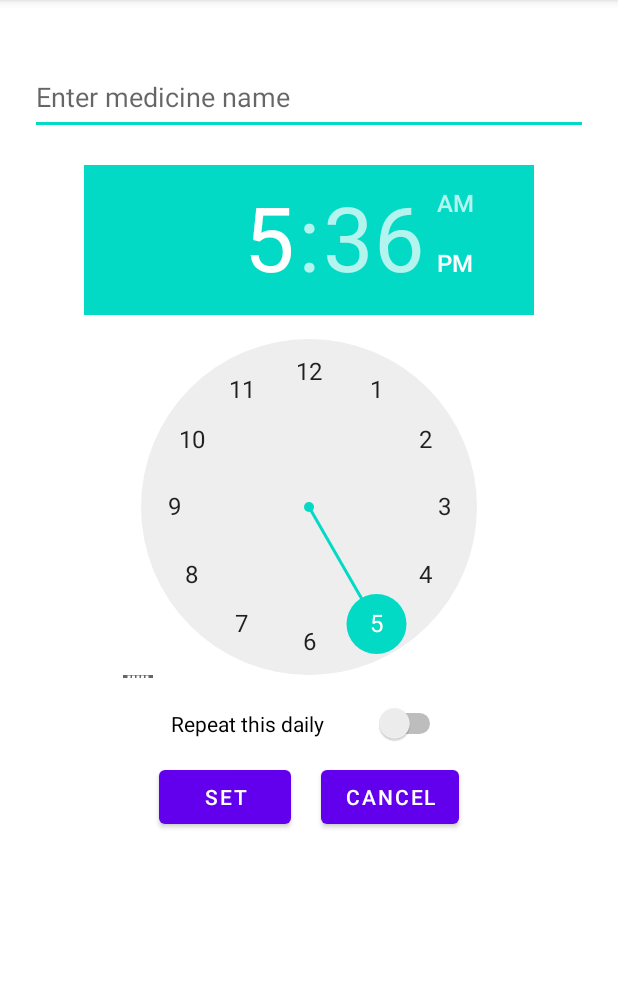
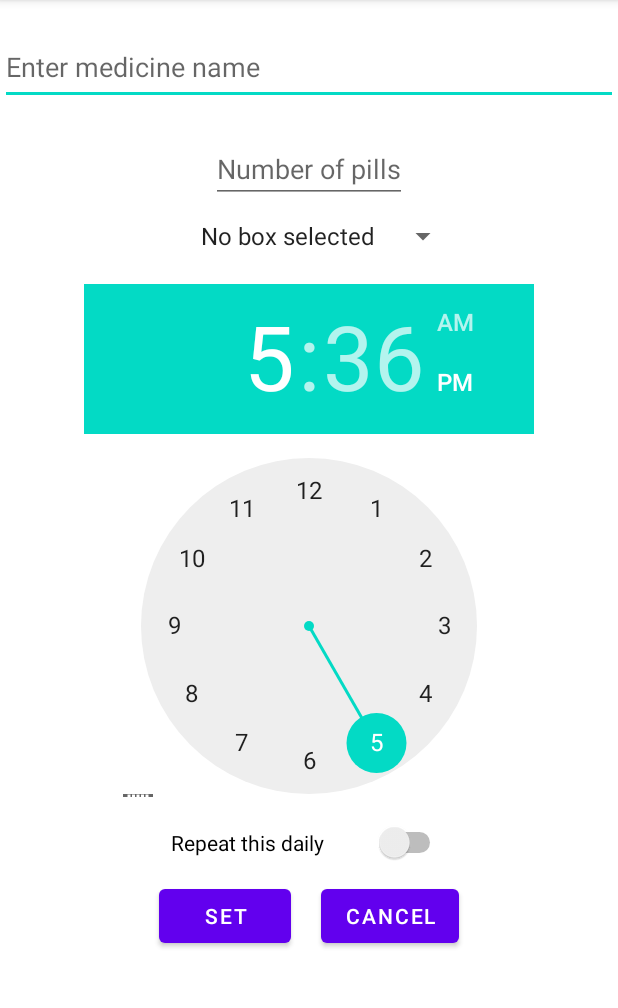
Before and after one commit to tomaandreisacuiu/SmartWaterBottleApp, an Android app: the screen it shows after launch (SetReminderActivity), after a tap on "ADD MEDICINE REMINDER", on a phone screen of 412 x 824 dp, the part 84-1092 px from its top. Run offline under Robolectric (Android 15) with nearby library versions, the phone set to English and light mode, and no system bars.

Commit message:
added pill box and number of pills to the database, changed the UI accordingly

```diff
--- a/app/src/main/java/com/example/smartwaterbottle/DataBaseHelper.java
+++ b/app/src/main/java/com/example/smartwaterbottle/DataBaseHelper.java
@@ -20,6 +20,8 @@ public class DataBaseHelper extends SQLiteOpenHelper {
     public static final String COLUMN_HOUR = "HOUR";
     public static final String COLUMN_MINUTE = "MINUTE";
     public static final String COLUMN_IS_REPEATING = "IS_REPEATING";
+    public static final String COLUMN_PILL_BOX = "BOX";
+    public static final String COLUMN_PILL_NUMBER = "PILL_NUMBER";
 
     public DataBaseHelper(@Nullable Context context) {
         super(context, "alarm_db", null, 1);
@@ -33,7 +35,7 @@ public class DataBaseHelper extends SQLiteOpenHelper {
      */
     @Override
     public void onCreate(SQLiteDatabase sqLiteDatabase) {
-        String createTableStatement = "CREATE TABLE " + ALARMS_TABLE + " (" + COLUMN_ID + " INTEGER PRIMARY KEY AUTOINCREMENT, " + COLUMN_MEDICINE_NAME + " TEXT, " + COLUMN_HOUR + " INT, " + COLUMN_MINUTE + " INT, " + COLUMN_IS_REPEATING + " BOOL)";
+        String createTableStatement = "CREATE TABLE " + ALARMS_TABLE + " (" + COLUMN_ID + " INTEGER PRIMARY KEY AUTOINCREMENT, " + COLUMN_MEDICINE_NAME + " TEXT, " + COLUMN_HOUR + " INT, " + COLUMN_MINUTE + " INT, " + COLUMN_IS_REPEATING + " BOOL, " + COLUMN_PILL_BOX + " TEXT, " + COLUMN_PILL_NUMBER + " TEXT)";
 
         sqLiteDatabase.execSQL(createTableStatement);
     }
@@ -62,6 +64,8 @@ public class DataBaseHelper extends SQLiteOpenHelper {
         cv.put(COLUMN_HOUR, alarmModel.getHour());
         cv.put(COLUMN_MINUTE, alarmModel.getMinutes());
         cv.put(COLUMN_IS_REPEATING, alarmModel.isRepeating());
+        cv.put(COLUMN_PILL_BOX, alarmModel.getPill_Container());
+        cv.put(COLUMN_PILL_NUMBER, alarmModel.getpill_Number());
 
         long insert = db.insert(ALARMS_TABLE, null, cv);
         if (insert == -1) {
@@ -91,9 +95,11 @@ public class DataBaseHelper extends SQLiteOpenHelper {
                 int alarmHour = cursor.getInt(2);
                 int alarmMinutes = cursor.getInt(3);
                 boolean alarmIsRepeating = cursor.getInt(4) == 1 ? true: false;
+                String alarmPillBox = cursor.getString(5);
+                String alarmPillNumber = cursor.getString(6);
 
                 AlarmModel newAlarm = new AlarmModel(alarmID, alarmName, alarmHour, alarmMinutes,
-                        alarmIsRepeating);
+                        alarmIsRepeating, alarmPillBox, alarmPillNumber);
                 returnList.add(newAlarm);
 
             } while (cursor.moveToNext());
--- a/app/src/main/res/layout/activity_set_reminder.xml
+++ b/app/src/main/res/layout/activity_set_reminder.xml
@@ -11,7 +11,7 @@
         tools:context=".SetReminderActivity"
         android:orientation="vertical"
         android:gravity="center_horizontal"
-        android:padding="20dp">
+        android:padding="0dp">
 
         <EditText
             android:id="@+id/textEditMedicine"
@@ -22,6 +22,26 @@
             android:hint="Enter medicine name"
             android:imeOptions="actionDone"
             android:singleLine="true"/>
+
+        <EditText
+            android:id="@+id/textEditPills"
+            android:layout_width="wrap_content"
+            android:layout_height="wrap_content"
+            android:hint="Number of pills"
+            android:imeOptions="actionDone"
+            android:inputType="number"
+            android:singleLine="true"
+            />
+
+        <Spinner
+            android:id="@+id/spinnerPillBox"
+            android:layout_width="wrap_content"
+            android:layout_height="wrap_content"
+            android:entries="@array/pill_boxes"
+            android:layout_marginLeft="10dp"
+            android:layout_marginTop="10dp"
+            android:layout_marginBottom="20dp"
+            />
 
         <TimePicker
             android:id="@+id/timePicker"
@@ -54,8 +74,6 @@
                 android:layout_height="wrap_content"
                 android:text="CANCEL" />
 
-
-
         </LinearLayout>
 
 
--- a/app/src/main/res/values/strings.xml
+++ b/app/src/main/res/values/strings.xml
@@ -13,4 +13,14 @@
         <item>Female</item>
     </string-array>
 
+    <string-array name="pill_boxes">
+        <item>No box selected</item>
+        <item>A</item>
+        <item>B</item>
+        <item>C</item>
+        <item>D</item>
+        <item>E</item>
+    </string-array>
+
+
 </resources>
```
Also changed, not shown: app/src/main/java/com/example/smartwaterbottle/AlarmModel.java (+24 -1 lines), app/src/main/java/com/example/smartwaterbottle/MainActivity.java (+0 -10 lines), app/src/main/java/com/example/smartwaterbottle/SetReminderActivity.java (+13 -8 lines).
